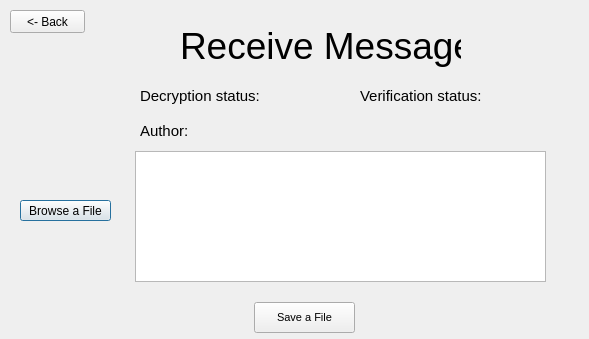
Above: src/gui/receiveMessage.ui from miticn/PGP before the change. Below: the same form after it.
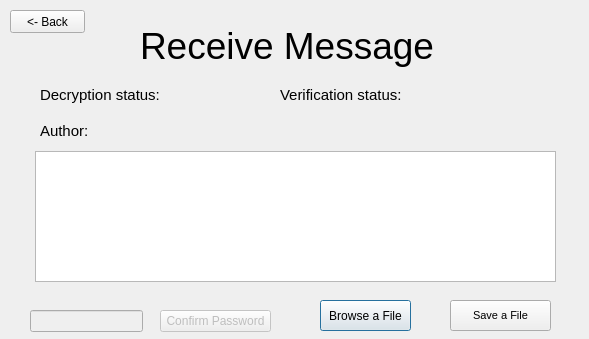
That is the form after the change.

```diff
--- a/src/gui/receiveMessage.ui
+++ b/src/gui/receiveMessage.ui
@@ -16,9 +16,9 @@
   <widget class="QLabel" name="label">
    <property name="geometry">
     <rect>
-     <x>180</x>
+     <x>140</x>
      <y>10</y>
-     <width>281</width>
+     <width>331</width>
      <height>71</height>
     </rect>
    </property>
@@ -34,10 +34,10 @@
   <widget class="QPushButton" name="browseFileButton">
    <property name="geometry">
     <rect>
-     <x>20</x>
-     <y>200</y>
+     <x>320</x>
+     <y>300</y>
      <width>91</width>
-     <height>21</height>
+     <height>31</height>
     </rect>
    </property>
    <property name="text">
@@ -47,8 +47,8 @@
   <widget class="QLabel" name="decryptionLabel">
    <property name="geometry">
     <rect>
-     <x>140</x>
-     <y>80</y>
+     <x>40</x>
+     <y>79</y>
      <width>141</width>
      <height>31</height>
     </rect>
@@ -65,9 +65,9 @@
   <widget class="QLabel" name="verificationLabel">
    <property name="geometry">
     <rect>
-     <x>360</x>
-     <y>80</y>
-     <width>131</width>
+     <x>280</x>
+     <y>79</y>
+     <width>141</width>
      <height>31</height>
     </rect>
    </property>
@@ -83,8 +83,8 @@
   <widget class="QLabel" name="decryptionEmptyLabel">
    <property name="geometry">
     <rect>
-     <x>270</x>
-     <y>81</y>
+     <x>190</x>
+     <y>80</y>
      <width>81</width>
      <height>31</height>
     </rect>
@@ -96,9 +96,9 @@
   <widget class="QLabel" name="verificationEmptyLabel">
    <property name="geometry">
     <rect>
-     <x>500</x>
+     <x>430</x>
      <y>80</y>
-     <width>81</width>
+     <width>131</width>
      <height>31</height>
     </rect>
    </property>
@@ -109,7 +109,7 @@
   <widget class="QLabel" name="label_2">
    <property name="geometry">
     <rect>
-     <x>140</x>
+     <x>40</x>
      <y>120</y>
      <width>71</width>
      <height>21</height>
@@ -127,8 +127,8 @@
   <widget class="QPushButton" name="saveFileButton">
    <property name="geometry">
     <rect>
-     <x>254</x>
-     <y>302</y>
+     <x>450</x>
+     <y>300</y>
      <width>101</width>
      <height>31</height>
     </rect>
@@ -158,13 +158,97 @@
   <widget class="QTextBrowser" name="textBrowser">
    <property name="geometry">
     <rect>
-     <x>135</x>
+     <x>35</x>
      <y>151</y>
-     <width>411</width>
+     <width>521</width>
      <height>131</height>
     </rect>
    </property>
   </widget>
+  <widget class="QLabel" name="authorEmptyLabel">
+   <property name="geometry">
+    <rect>
+     <x>110</x>
+     <y>120</y>
+     <width>441</width>
+     <height>20</height>
+    </rect>
+   </property>
+   <property name="text">
+    <string/>
+   </property>
+  </widget>
+  <widget class="QLabel" name="compressionEmptyLabel">
+   <property name="geometry">
+    <rect>
+     <x>140</x>
+     <y>10</y>
+     <width>121</width>
+     <height>16</height>
+    </rect>
+   </property>
+   <property name="text">
+    <string/>
+   </property>
+  </widget>
+  <widget class="QLabel" name="radix64EmptyLabel">
+   <property name="geometry">
+    <rect>
+     <x>350</x>
+     <y>10</y>
+     <width>111</width>
+     <height>16</height>
+    </rect>
+   </property>
+   <property name="text">
+    <string/>
+   </property>
+  </widget>
+  <widget class="QLineEdit" name="passwordEdit">
+   <property name="enabled">
+    <bool>false</bool>
+   </property>
+   <property name="geometry">
+    <rect>
+     <x>30</x>
+     <y>310</y>
+     <width>113</width>
+     <height>22</height>
+    </rect>
+   </property>
+   <property name="echoMode">
+    <enum>QLineEdit::Password</enum>
+   </property>
+  </widget>
+  <widget class="QPushButton" name="confirmPasswordBTN">
+   <property name="enabled">
+    <bool>false</bool>
+   </property>
+   <property name="geometry">
+    <rect>
+     <x>160</x>
+     <y>310</y>
+     <width>111</width>
+     <height>22</height>
+    </rect>
+   </property>
+   <property name="text">
+    <string>Confirm Password</string>
+   </property>
+  </widget>
+  <widget class="QLabel" name="keyForLabel">
+   <property name="geometry">
+    <rect>
+     <x>30</x>
+     <y>290</y>
+     <width>261</width>
+     <height>16</height>
+    </rect>
+   </property>
+   <property name="text">
+    <string/>
+   </property>
+  </widget>
  </widget>
  <resources/>
  <connections/>
```
